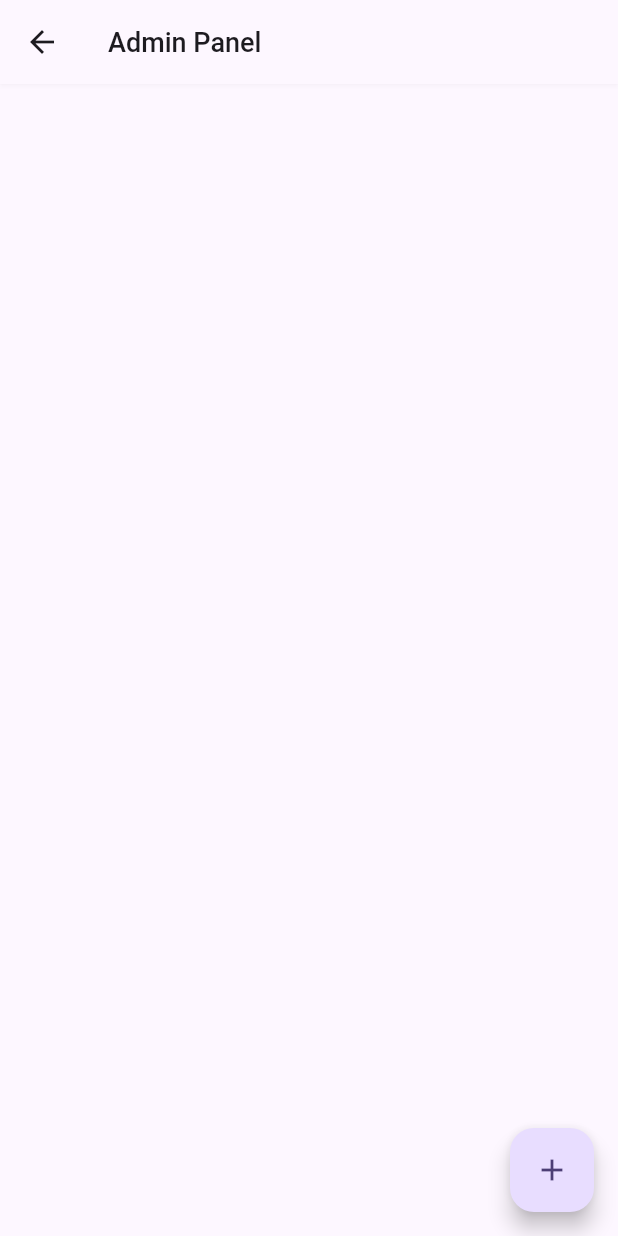
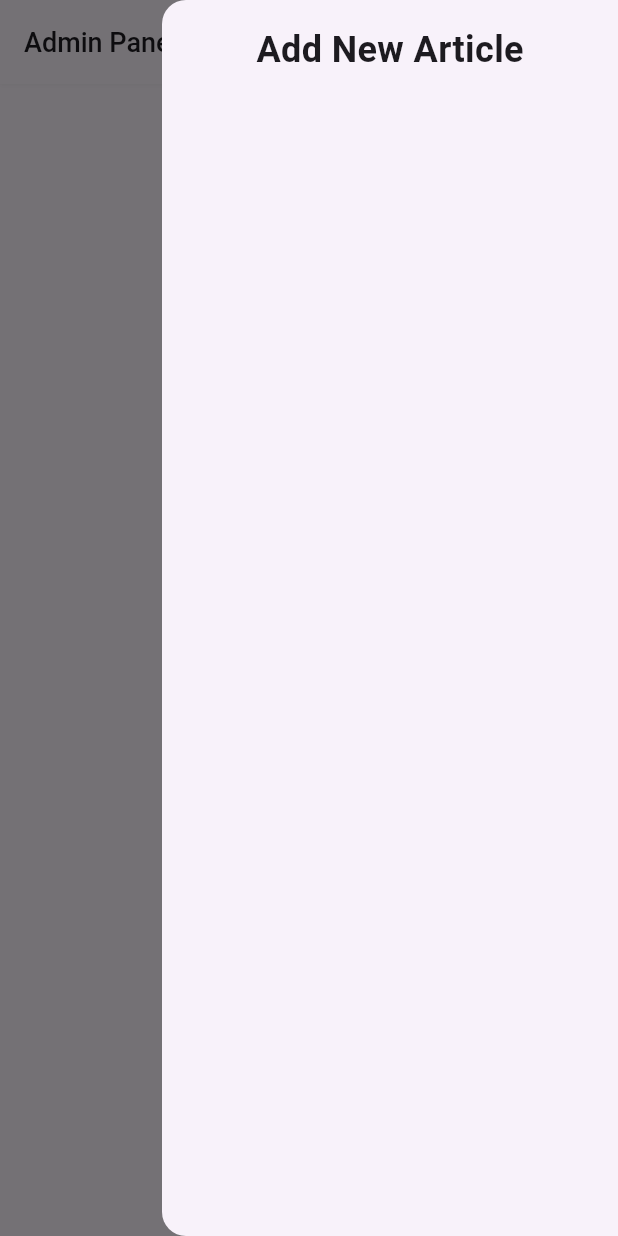
Before and after one commit to Nekeroo/VestiArtFront, a Flutter app: the AdminPanelView screen opened directly, after a tap on the "add" icon, on a phone screen of 412 x 824 dp. Run offline on Flutter 3.47's test engine with Material 3 defaults, Android fonts, the light colour scheme and no system bars; our stand-ins replace dio, flutter_secure_storage; missing offline and left inert: markdown_widget, syncfusion_flutter_pdfviewer; accounts and stored records are empty; network calls fail.

```diff
--- a/lib/ui/admin/admin_panel.View.dart
+++ b/lib/ui/admin/admin_panel.View.dart
@@ -1,6 +1,7 @@
 import 'package:flutter/material.dart';
 import 'package:provider/provider.dart';
 import 'package:vesti_art/core/models/creation.dart';
+import 'package:vesti_art/core/models/loading_state.dart';
 import 'package:vesti_art/core/routing/app_routes.dart';
 import 'package:vesti_art/core/services/authentication_service.dart';
 import 'package:vesti_art/networking/api_creation.dart';
@@ -30,6 +31,7 @@ void showDeleteConfirmation(
             child: const Text('Delete', style: TextStyle(color: Colors.red)),
             onPressed: () {
               viewModel.deleteArticle(article.idExternePdf!, context);
+              Navigator.of(context).pop();
             },
           ),
         ],
@@ -46,6 +48,8 @@ class AdminPanelView extends StatefulWidget {
 }
 
 class _AdminPanelViewState extends State<AdminPanelView> {
+  final GlobalKey<ScaffoldState> _scaffoldKey = GlobalKey<ScaffoldState>();
+
   @override
   Widget build(BuildContext context) {
     // ensure that user is admin
@@ -65,7 +69,9 @@ class _AdminPanelViewState extends State<AdminPanelView> {
       child: Builder(
         builder: (context) {
           return Scaffold(
-            appBar: AppBar(title: const Text('Admin Panel')),
+          key: _scaffoldKey,
+            appBar: AppBar(title: const Text('Admin Panel'),
+            automaticallyImplyLeading: false,),
             body: Consumer<AdminPanelViewModel>(
               builder: (context, viewModel, child) {
                 if (viewModel.isLoading) {
@@ -99,21 +105,6 @@ class _AdminPanelViewState extends State<AdminPanelView> {
                               arguments: article,
                             );
                             print('PDF path: ${article.pdfUrl}');
-
-                            // PDFView(
-                            //   filePath: article.idExternePdf,
-                            //   enableSwipe: true,
-                            //   swipeHorizontal: true,
-                            //   autoSpacing: false,
-                            //   pageFling: false,
-                            //   onError: (error) {
-                            //     print(error.toString());
-                            //   },
-                            //   onPageError: (page, error) {
-                            //     print('$page: ${error.toString()}');
-                            //   },
-                            // );
-                            // preview pdf
                           },
                         ),
 
@@ -153,8 +144,19 @@ class _AdminPanelViewState extends State<AdminPanelView> {
               onPressed: () {
                 // add article
                 print('Add new article');
+                _scaffoldKey.currentState?.openEndDrawer();
               },
               child: const Icon(Icons.add),
+            ),
+            endDrawer: Drawer(
+              child: Container(
+                padding: const EdgeInsets.all(16.0),
+                child: const Column(children: [
+                  Text( 'Add New Article',
+                    style: TextStyle(fontSize: 24, fontWeight: FontWeight.bold),
+                  ),
+                ],)
+              )
             ),
           );
         },
```
Also changed, not shown: pubspec.lock.
